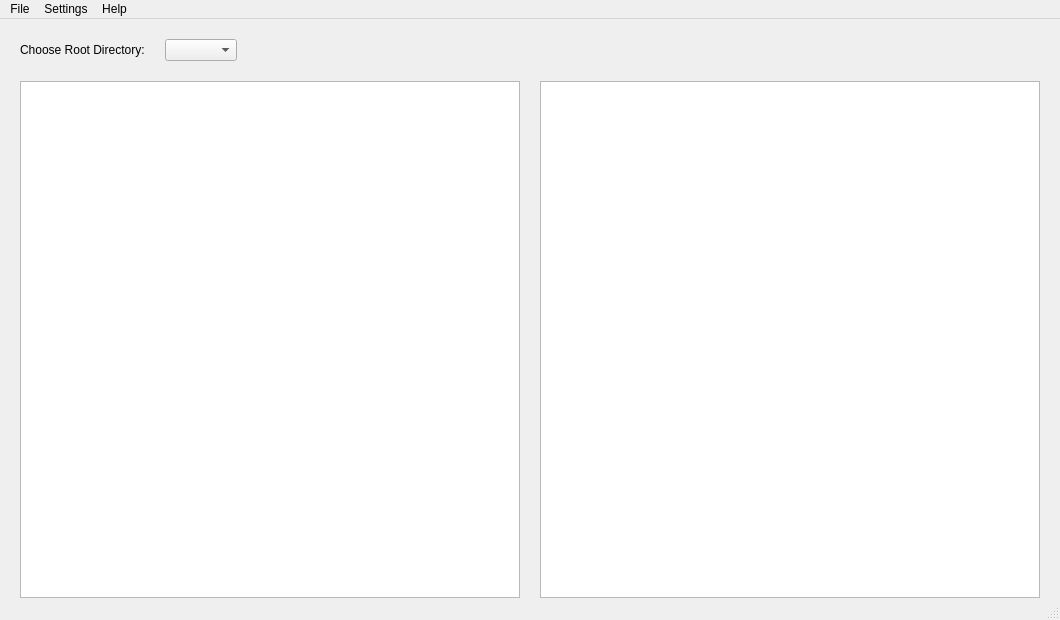
Before: the Qt Designer form src/GUI/MainWindow.ui in QuentinCovert/SyncOrSwim, drawn with Qt 5.
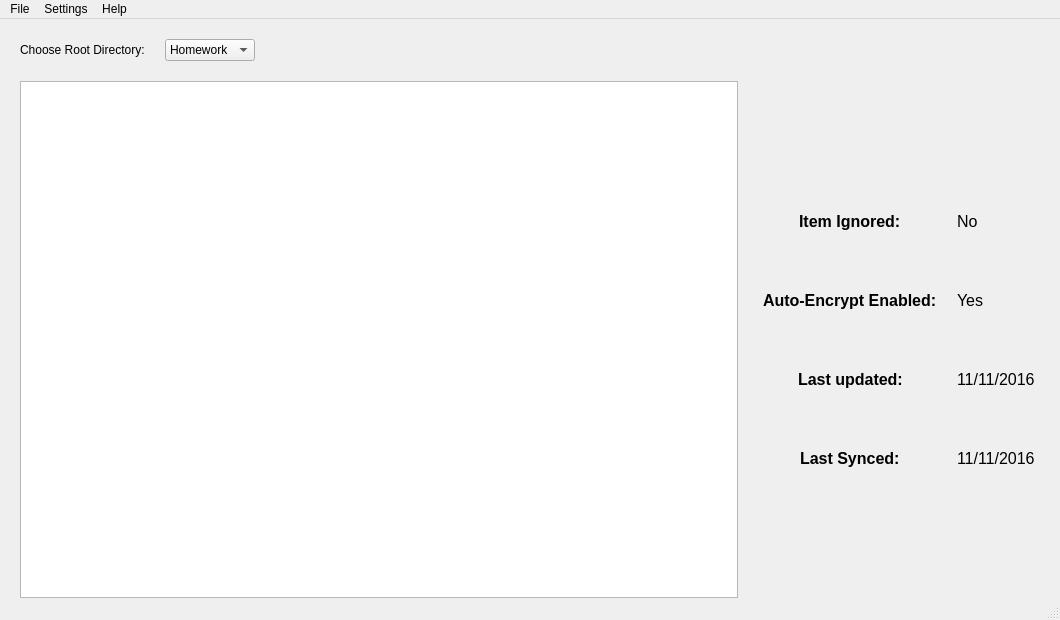
After: the same form once the commit is applied. Icons and pictures are not drawn.

Commit message: Replaced optionsTableView in MainWindow with a form layout conatining labels.

What changed in the file:
```diff
--- a/src/GUI/MainWindow.ui
+++ b/src/GUI/MainWindow.ui
@@ -66,6 +66,11 @@
           <verstretch>0</verstretch>
          </sizepolicy>
         </property>
+        <item>
+         <property name="text">
+          <string>Homework</string>
+         </property>
+        </item>
        </widget>
       </item>
       <item>
@@ -95,7 +100,133 @@
        <widget class="QTreeView" name="fileSystemView"/>
       </item>
       <item>
-       <widget class="QTableWidget" name="optionsTableWidget"/>
+       <layout class="QFormLayout" name="formLayout">
+        <property name="fieldGrowthPolicy">
+         <enum>QFormLayout::AllNonFixedFieldsGrow</enum>
+        </property>
+        <property name="labelAlignment">
+         <set>Qt::AlignCenter</set>
+        </property>
+        <property name="formAlignment">
+         <set>Qt::AlignCenter</set>
+        </property>
+        <property name="horizontalSpacing">
+         <number>20</number>
+        </property>
+        <property name="verticalSpacing">
+         <number>60</number>
+        </property>
+        <property name="leftMargin">
+         <number>5</number>
+        </property>
+        <property name="rightMargin">
+         <number>5</number>
+        </property>
+        <item row="0" column="0">
+         <widget class="QLabel" name="ignoredTitleLabel">
+          <property name="font">
+           <font>
+            <pointsize>12</pointsize>
+            <weight>75</weight>
+            <bold>true</bold>
+           </font>
+          </property>
+          <property name="text">
+           <string>Item Ignored:</string>
+          </property>
+         </widget>
+        </item>
+        <item row="0" column="1">
+         <widget class="QLabel" name="ingoreOutput">
+          <property name="font">
+           <font>
+            <pointsize>12</pointsize>
+           </font>
+          </property>
+          <property name="text">
+           <string>No</string>
+          </property>
+         </widget>
+        </item>
+        <item row="1" column="0">
+         <widget class="QLabel" name="encryptEnableTitleLabel">
+          <property name="font">
+           <font>
+            <pointsize>12</pointsize>
+            <weight>75</weight>
+            <bold>true</bold>
+           </font>
+          </property>
+          <property name="text">
+           <string>Auto-Encrypt Enabled:</string>
+          </property>
+         </widget>
+        </item>
+        <item row="1" column="1">
+         <widget class="QLabel" name="encryptOutput">
+          <property name="font">
+           <font>
+            <pointsize>12</pointsize>
+           </font>
+          </property>
+          <property name="text">
+           <string>Yes</string>
+          </property>
+         </widget>
+        </item>
+        <item row="2" column="0">
+         <widget class="QLabel" name="lastUpatedTitleLabel">
+          <property name="font">
+           <font>
+            <pointsize>12</pointsize>
+            <weight>75</weight>
+            <bold>true</bold>
+           </font>
+          </property>
+          <property name="text">
+           <string>Last updated:</string>
+          </property>
+         </widget>
+        </item>
+        <item row="2" column="1">
+         <widget class="QLabel" name="lastUpdatedOutput">
+          <property name="font">
+           <font>
+            <pointsize>12</pointsize>
+           </font>
+          </property>
+          <property name="text">
+           <string>11/11/2016</string>
+          </property>
+         </widget>
+        </item>
+        <item row="3" column="0">
+         <widget class="QLabel" name="lastSyncedTitleLabel">
+          <property name="font">
+           <font>
+            <pointsize>12</pointsize>
+            <weight>75</weight>
+            <bold>true</bold>
+           </font>
+          </property>
+          <property name="text">
+           <string>Last Synced:</string>
+          </property>
+         </widget>
+        </item>
+        <item row="3" column="1">
+         <widget class="QLabel" name="lastSyncedOutput">
+          <property name="font">
+           <font>
+            <pointsize>12</pointsize>
+           </font>
+          </property>
+          <property name="text">
+           <string>11/11/2016</string>
+          </property>
+         </widget>
+        </item>
+       </layout>
       </item>
      </layout>
     </item>
```
The commit also changes 2 other files.
